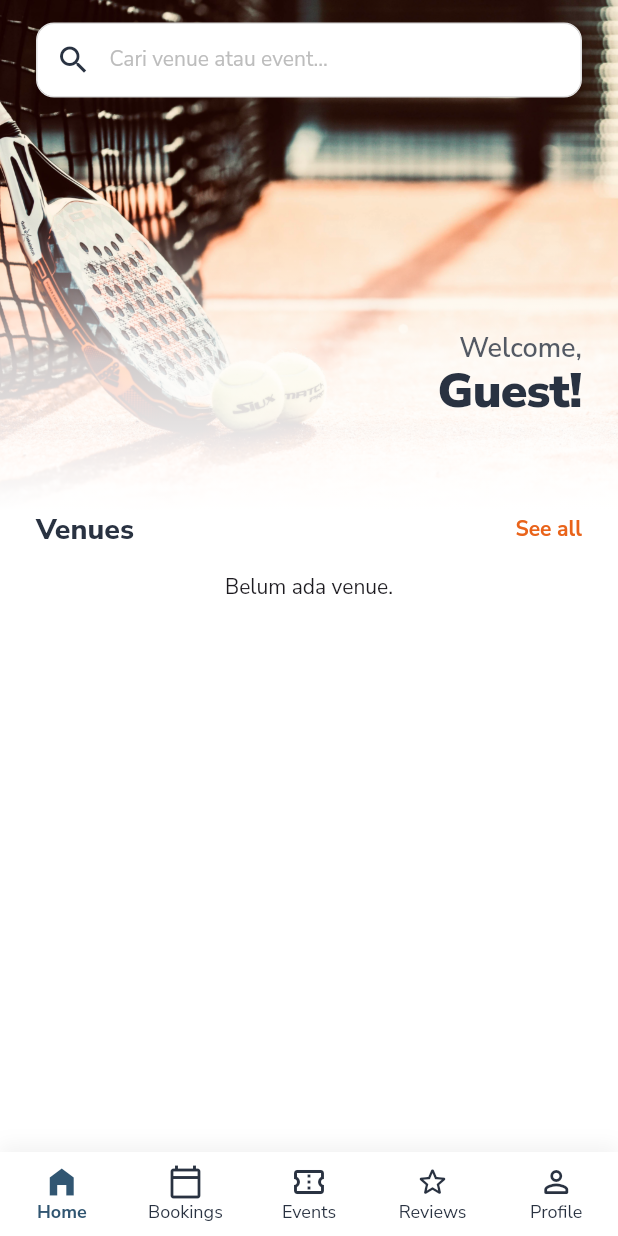
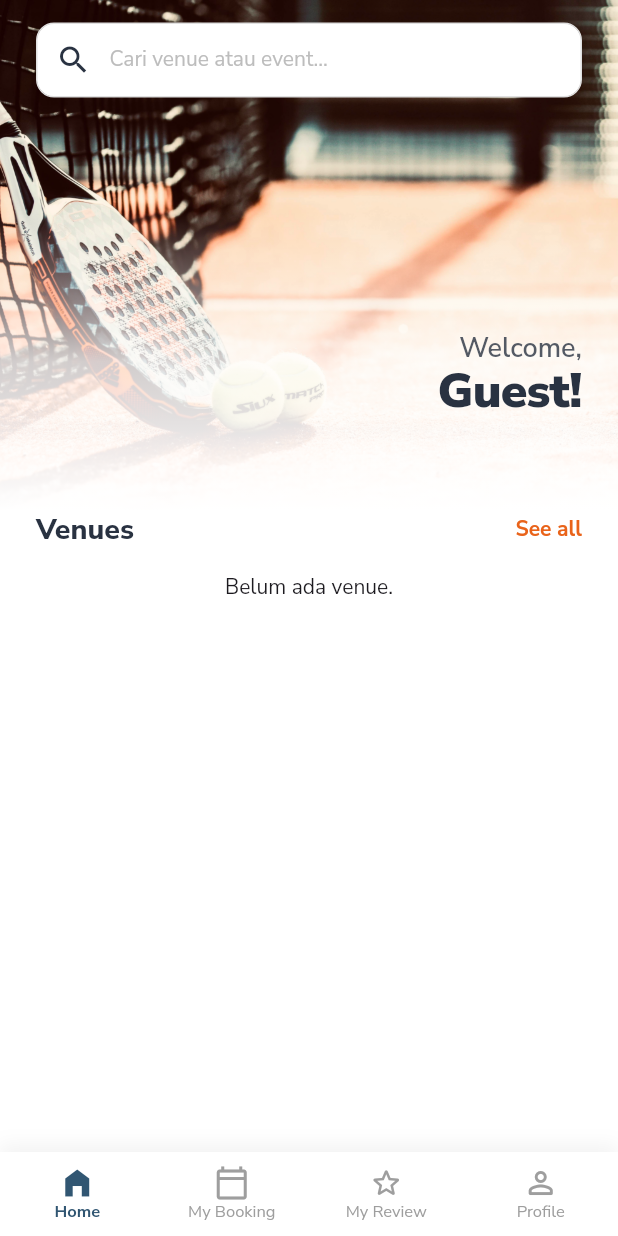
Before and after one commit to pbp-kelompok-b10/any-venue-mobile, a Flutter app: the MainNavigation screen opened directly, on a phone screen of 412 x 824 dp. Run offline on Flutter 3.47's test engine with Material 3 defaults, Android fonts, the phone set to English and light mode, and no system bars; our stand-ins replace google_fonts; missing offline and left inert: pbp_django_auth.

Commit message:
modify main navigation based on role

```diff
--- a/lib/venue/models/venue.dart
+++ b/lib/venue/models/venue.dart
@@ -1,7 +1,6 @@
 import 'dart:convert';
 import 'city.dart';
 import 'category.dart';
-import 'package:any_venue/account/models/profile.dart';
 
 List<Venue> venueFromJson(String str) =>
     List<Venue>.from(json.decode(str).map((x) => Venue.fromJson(x)));
--- a/lib/widgets/main_navigation.dart
+++ b/lib/widgets/main_navigation.dart
@@ -1,5 +1,7 @@
 import 'package:flutter/material.dart';
-import 'package:any_venue/main.dart';
+import 'package:provider/provider.dart';
+import 'package:pbp_django_auth/pbp_django_auth.dart';
+import 'package:any_venue/main.dart'; // Akses warna MyApp
 import 'package:any_venue/screens/home_page.dart';
 
 class MainNavigation extends StatefulWidget {
@@ -10,30 +12,71 @@ class MainNavigation extends StatefulWidget {
 }
 
 class _MainNavigationState extends State<MainNavigation> {
-  int _selectedIndex = 0; // Index halaman yang sedang aktif (0 = Home)
-
-  // Daftar Halaman yang akan ditampilkan
-  // TODO: ganti Center(...) ini dengan halaman asli, misal: const BookingPage()
-  final List<Widget> _screens = [
-    const HomePage(), // Index 0: Halaman Home yang sudah kamu buat
-    const Center(child: Text("Bookings Page")), // Index 1
-    const Center(child: Text("Events Page")), // Index 2
-    const Center(child: Text("Reviews Page")), // Index 3
-    const Center(child: Text("Profile Page")), // Index 4
-  ];
-
-  void _onItemTapped(int index) {
-    setState(() {
-      _selectedIndex = index;
-    });
-  }
+  int _selectedIndex = 0;
 
   @override
   Widget build(BuildContext context) {
+    final request = context.watch<CookieRequest>();
+
+    // Ambil Role dari Json Data Login
+    // Pastikan backend mengirim key 'role' ('User' atau 'Owner')
+    final String role = request.jsonData['role'] ?? 'User';
+    final bool isOwner = role == 'Owner';
+
+    // ==========================================
+    // 1. DEFINISI HALAMAN (BODY)
+    // ==========================================
+    final List<Widget> screens;
+
+    if (isOwner) {
+      // --- MENU OWNER (5 Item) ---
+      screens = [
+        const HomePage(),
+        const Center(child: Text("My Venues (Owner)")), // TODO: Ganti Page My Venue
+        const Center(child: Text("My Events (Owner)")), // TODO: Ganti Page My Event
+        const Center(child: Text("Incoming Bookings")), // TODO: Ganti Page Booking Masuk
+        const Center(child: Text("Owner Profile")),     // TODO: Ganti Profile Page
+      ];
+    } else {
+      // --- MENU USER BIASA (4 Item) ---
+      screens = [
+        const HomePage(),
+        const Center(child: Text("My Bookings (User)")), // TODO: Ganti Page History Booking
+        const Center(child: Text("My Reviews (User)")),  // TODO: Ganti Page History Review
+        const Center(child: Text("User Profile")),       // TODO: Ganti Profile Page
+      ];
+    }
+
+    // ==========================================
+    // 2. DEFINISI TOMBOL NAVIGASI (BOTTOM BAR)
+    // ==========================================
+    final List<BottomNavigationBarItem> items;
+
+    if (isOwner) {
+      items = const [
+        BottomNavigationBarItem(icon: Icon(Icons.home_outlined), activeIcon: Icon(Icons.home_filled), label: 'Home'),
+        BottomNavigationBarItem(icon: Icon(Icons.store_mall_directory_outlined), activeIcon: Icon(Icons.store_mall_directory), label: 'My Venue'),
+        BottomNavigationBarItem(icon: Icon(Icons.confirmation_number_outlined), activeIcon: Icon(Icons.confirmation_number), label: 'My Event'),
+        BottomNavigationBarItem(icon: Icon(Icons.assignment_outlined), activeIcon: Icon(Icons.assignment), label: 'Booking'),
+        BottomNavigationBarItem(icon: Icon(Icons.person_outline_rounded), activeIcon: Icon(Icons.person_rounded), label: 'Profile'),
+      ];
+    } else {
+      items = const [
+        BottomNavigationBarItem(icon: Icon(Icons.home_outlined), activeIcon: Icon(Icons.home_filled), label: 'Home'),
+        BottomNavigationBarItem(icon: Icon(Icons.calendar_today_outlined), activeIcon: Icon(Icons.calendar_month), label: 'My Booking'),
+        BottomNavigationBarItem(icon: Icon(Icons.star_outline_rounded), activeIcon: Icon(Icons.star_rounded), label: 'My Review'),
+        BottomNavigationBarItem(icon: Icon(Icons.person_outline_rounded), activeIcon: Icon(Icons.person_rounded), label: 'Profile'),
+      ];
+    }
+
+    // Safety Check: Jika ganti akun (User <-> Owner) dan index tersimpan melebihi jumlah item
+    if (_selectedIndex >= screens.length) {
+      _selectedIndex = 0;
+    }
+
     return Scaffold(
-      body: _screens[_selectedIndex],
+      body: screens[_selectedIndex],
 
-      // Navigasi Bawah
       bottomNavigationBar: Container(
         decoration: BoxDecoration(
           color: Colors.white,
@@ -46,57 +89,21 @@ class _MainNavigationState extends State<MainNavigation> {
           ],
         ),
         child: BottomNavigationBar(
-          type: BottomNavigationBarType.fixed,
+          type: BottomNavigationBarType.fixed, // Wajib fixed agar label muncul semua
           backgroundColor: Colors.white,
           elevation: 0,
-
           currentIndex: _selectedIndex,
-          onTap: _onItemTapped,
-
-          // Warna Icon & Teks
+          onTap: (index) {
+            setState(() {
+              _selectedIndex = index;
+            });
+          },
           selectedItemColor: MyApp.darkSlate,
-          unselectedItemColor: MyApp.gumetalSlate,
-
-          // Style Teks
-          selectedLabelStyle: const TextStyle(fontWeight: FontWeight.bold, fontSize: 12),
-          unselectedLabelStyle: const TextStyle(fontWeight: FontWeight.normal, fontSize: 12),
-
-          items: const [
-            // 1. HOME
-            BottomNavigationBarItem(
-              icon: Icon(Icons.home_outlined), // Icon saat mati (garis doang)
-              activeIcon: Icon(Icons.home_filled), // Icon saat hidup (penuh)
-              label: 'Home',
-            ),
-
-            // 2. BOOKINGS
-            BottomNavigationBarItem(
-              icon: Icon(Icons.calendar_today_outlined),
-              activeIcon: Icon(Icons.calendar_month),
-              label: 'Bookings',
-            ),
-
-            // 3. EVENTS (Icon Tiket)
-            BottomNavigationBarItem(
-              icon: Icon(Icons.confirmation_number_outlined),
-              activeIcon: Icon(Icons.confirmation_number),
-              label: 'Events',
-            ),
-
-            // 4. REVIEWS (Icon Bintang/Medali)
-            BottomNavigationBarItem(
-              icon: Icon(Icons.star_outline_rounded),
-              activeIcon: Icon(Icons.star_rounded),
-              label: 'Reviews',
-            ),
-
-            // 5. PROFILE
-            BottomNavigationBarItem(
-              icon: Icon(Icons.person_outline_rounded),
-              activeIcon: Icon(Icons.person_rounded),
-              label: 'Profile',
-            ),
-          ],
+          unselectedItemColor: Colors.grey,
+          showUnselectedLabels: true,
+          selectedLabelStyle: const TextStyle(fontWeight: FontWeight.bold, fontSize: 11),
+          unselectedLabelStyle: const TextStyle(fontWeight: FontWeight.normal, fontSize: 11),
+          items: items,
         ),
       ),
     );
```
Also changed, not shown: lib/screens/search_page.dart (deleted).
